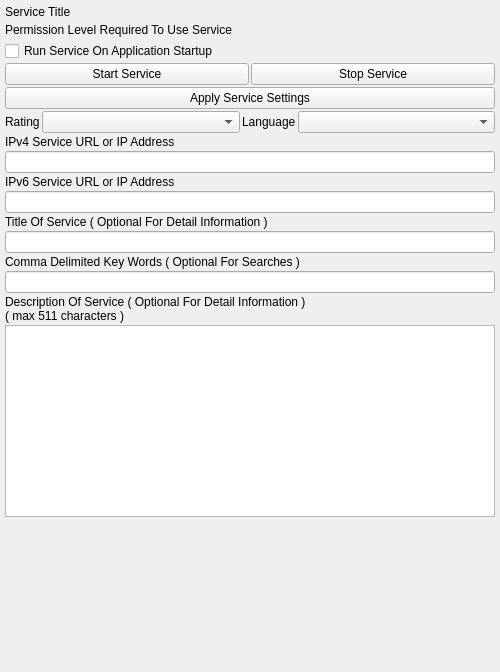
This is nolimitgui/CommonSrc/Forms/AppletServiceBase.ui in nolimitconnect/NoLimitConnect as Qt 5 draws it before an edit. The edited form follows.
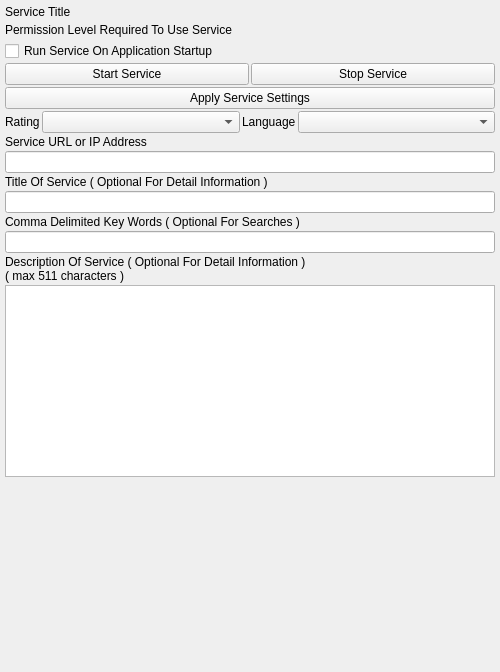
This is the edited form. Custom widgets are drawn as their Qt base class.

What changed in the file:
```diff
--- a/nolimitgui/CommonSrc/Forms/AppletServiceBase.ui
+++ b/nolimitgui/CommonSrc/Forms/AppletServiceBase.ui
@@ -140,7 +140,7 @@
    <item>
     <widget class="QLabel" name="m_UrlDescriptionLabelIpv4">
      <property name="text">
-      <string>IPv4 Service URL or IP Address </string>
+      <string>Service URL or IP Address </string>
      </property>
     </widget>
    </item>
@@ -151,16 +151,6 @@
      </property>
     </widget>
    </item>
-   <item>
-    <widget class="QLabel" name="m_UrlDescriptionLabelIpv6">
-     <property name="text">
-      <string>IPv6 Service URL or IP Address </string>
-     </property>
-    </widget>
-   </item>
-   <item>
-    <widget class="QLineEdit" name="m_UrlEditIpv6"/>
-   </item>
    <item>
     <widget class="QLabel" name="m_UserDisplayedNameLabel">
      <property name="text">
```
Left out of the diff: 2 changed lines with no effect on the pictures.
